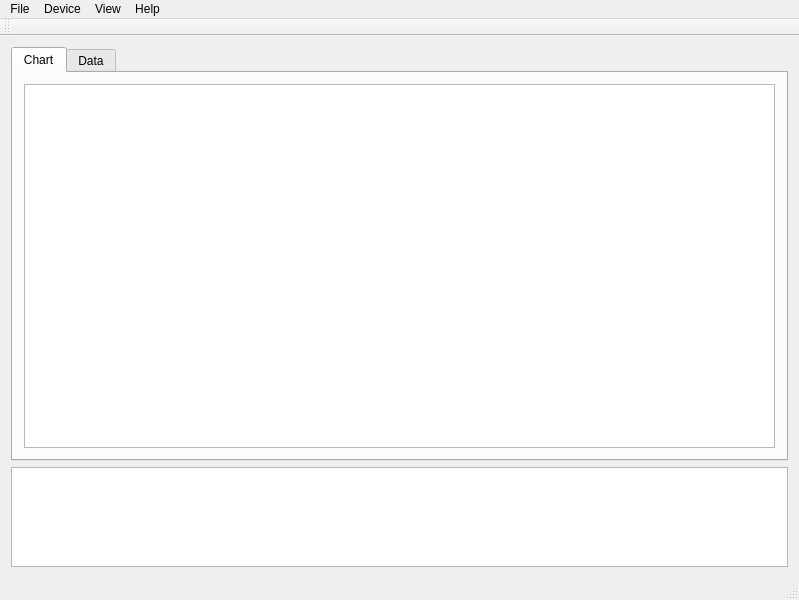
Qt form src/mainwindow.ui (MusicPsychologyToolbox/mpt-chart) before a commit.
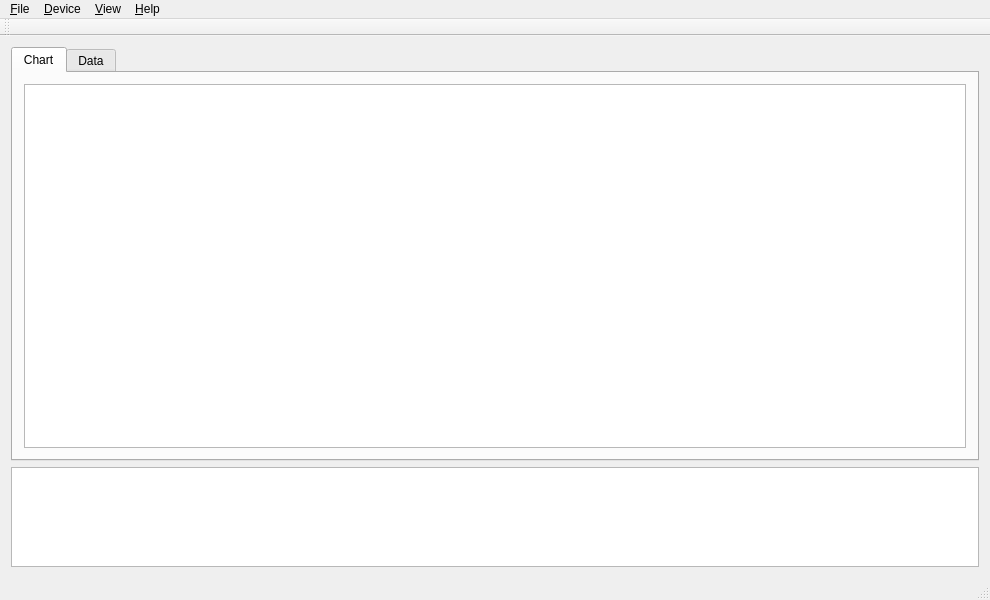
The same form after that commit. Icons and pictures are not drawn. Custom widgets are drawn as their Qt base class.

What changed in the file:
```diff
--- a/src/mainwindow.ui
+++ b/src/mainwindow.ui
@@ -6,7 +6,7 @@
    <rect>
     <x>0</x>
     <y>0</y>
-    <width>799</width>
+    <width>990</width>
     <height>600</height>
    </rect>
   </property>
@@ -75,13 +75,13 @@
     <rect>
      <x>0</x>
      <y>0</y>
-     <width>799</width>
-     <height>21</height>
+     <width>990</width>
+     <height>23</height>
     </rect>
    </property>
    <widget class="QMenu" name="fileMenu">
     <property name="title">
-     <string>File</string>
+     <string>&amp;File</string>
     </property>
     <addaction name="actionOpen_CSV"/>
     <addaction name="separator"/>
@@ -91,13 +91,13 @@
    </widget>
    <widget class="QMenu" name="helpMenu">
     <property name="title">
-     <string>Help</string>
+     <string>&amp;Help</string>
     </property>
     <addaction name="actionAboutQt"/>
    </widget>
    <widget class="QMenu" name="deviceMenu">
     <property name="title">
-     <string>Device</string>
+     <string>&amp;Device</string>
     </property>
     <addaction name="actionConnect"/>
     <addaction name="actionDisconnect"/>
@@ -105,7 +105,7 @@
    </widget>
    <widget class="QMenu" name="menuView">
     <property name="title">
-     <string>View</string>
+     <string>&amp;View</string>
     </property>
     <addaction name="actionZoom_In"/>
     <addaction name="actionZoom_Out"/>
```
